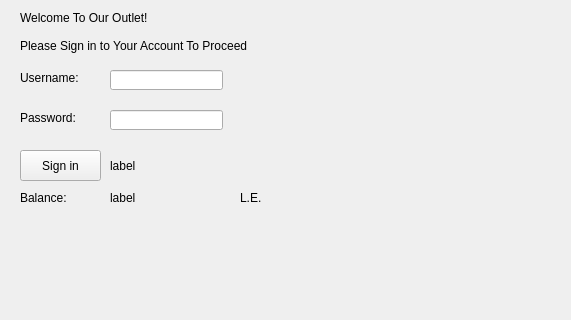
Above: QT_Assignment/signin.ui from Yasmina-Reda/QT_Assignment before the change; both pictures show x 0 to 571 and y 0 to 320 of the 800 by 600 pixel window. Below: the same form after it.
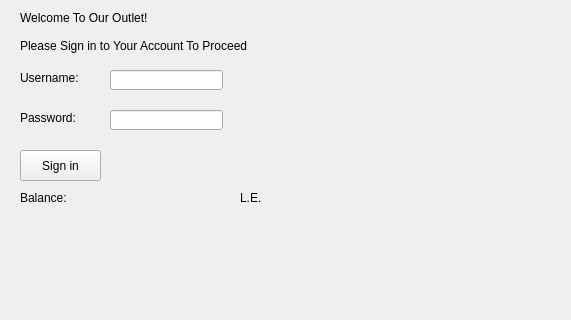
That is the form after the change.

The edit to the form file:
```diff
--- a/QT_Assignment/signin.ui
+++ b/QT_Assignment/signin.ui
@@ -19,7 +19,7 @@
      <rect>
       <x>20</x>
       <y>10</y>
-      <width>141</width>
+      <width>231</width>
       <height>16</height>
      </rect>
     </property>
@@ -32,7 +32,7 @@
      <rect>
       <x>20</x>
       <y>30</y>
-      <width>261</width>
+      <width>411</width>
       <height>31</height>
      </rect>
     </property>
@@ -125,7 +125,7 @@
      </rect>
     </property>
     <property name="text">
-     <string>label</string>
+     <string/>
     </property>
    </widget>
    <widget class="QLabel" name="label_Currency">
@@ -151,7 +151,7 @@
      </rect>
     </property>
     <property name="text">
-     <string>label</string>
+     <string/>
     </property>
    </widget>
   </widget>
```
